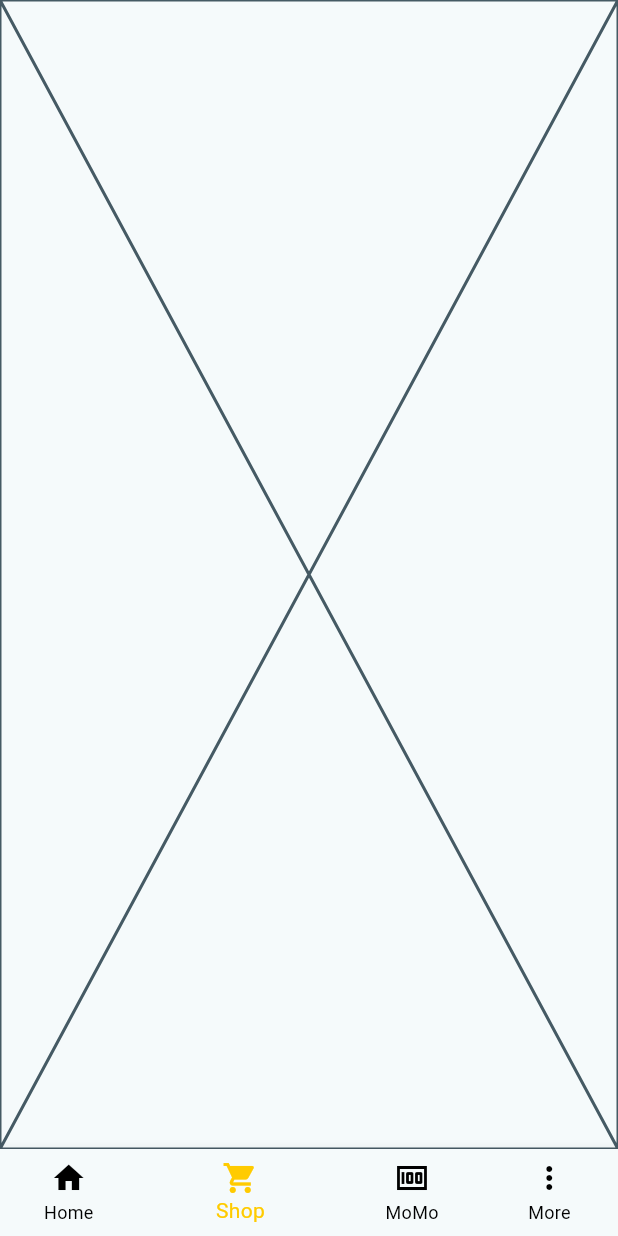
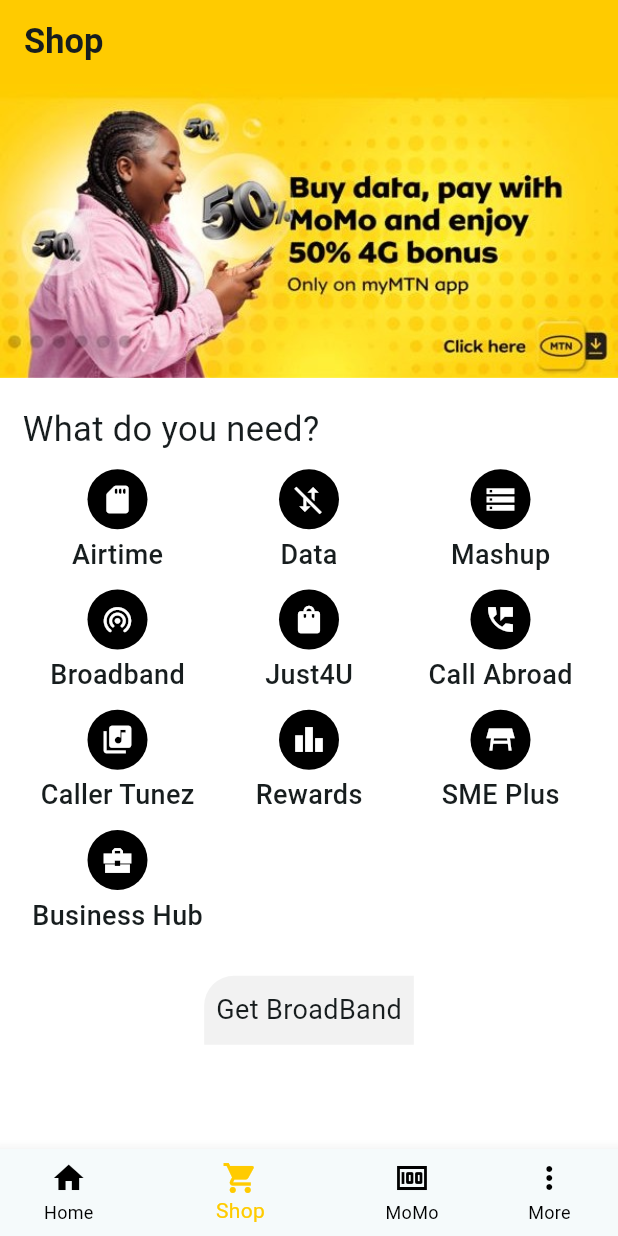
Before and after one commit to abdulwahabfuseini/flutter_app_demo, a Flutter app: the screen it shows after launch, item 2 of the bottom bar chosen, on a phone screen of 412 x 824 dp. Run offline on Flutter 3.47's test engine with Material 3 defaults, Android fonts, the phone set to English and light mode, and no system bars.

Commit message:
Add Shop Content

```diff
--- a/lib/view/screens/shop/shop_screen.dart
+++ b/lib/view/screens/shop/shop_screen.dart
@@ -1,10 +1,82 @@
 import 'package:flutter/material.dart';
+import 'package:flutter_app_demo/view/screens/shop/shop_widget.dart';
+import '../../../utils/constants.dart';
 
 class ShopScreen extends StatelessWidget {
   const ShopScreen({super.key});
 
   @override
   Widget build(BuildContext context) {
-    return const Placeholder();
+    return Scaffold(
+      appBar: AppBar(
+        backgroundColor: kMtnYellow,
+        title: Text("Shop", style: TextStyle(fontSize: 23, fontWeight: FontWeight.bold),),
+      ),
+      body: LayoutBuilder(builder: (context, constraints) {
+        return SingleChildScrollView(
+          child: ConstrainedBox(
+            constraints: BoxConstraints(maxHeight: constraints.maxHeight),
+            child: Container(
+              decoration: BoxDecoration(
+                color: Colors.white,
+              ),
+              child: Column(
+                children: [
+                  Image.asset("assets/images/mtnBanner.jpg"),
+                  Container(
+                    padding: EdgeInsets.symmetric(vertical: 18, horizontal: 15),
+                    decoration: BoxDecoration(
+                      color: Colors.white
+                    ),
+                    child: Column(
+                      crossAxisAlignment: CrossAxisAlignment.start,
+                      spacing: 10,
+                      children: [
+                        Text("What do you need?", style: TextStyle(fontSize: 23),),
+                        GridView.count(crossAxisCount: 3,
+                          mainAxisSpacing: 1,
+                          crossAxisSpacing: 1,
+                          childAspectRatio: 1.6,
+                          shrinkWrap: true,
+                          physics: const NeverScrollableScrollPhysics(),
+                          children: [
+                            shopNeedContent(Icons.sd_storage_rounded, "Airtime"),
+                            shopNeedContent(Icons.mobiledata_off, "Data"),
+                            shopNeedContent(Icons.storage, "Mashup"),
+                            shopNeedContent(Icons.wifi_tethering_rounded, "Broadband"),
+                            shopNeedContent(Icons.shopping_bag, "Just4U"),
+                            shopNeedContent(Icons.perm_phone_msg_sharp, "Call Abroad"),
+                            shopNeedContent(Icons.my_library_music, "Caller Tunez"),
+                            shopNeedContent(Icons.leaderboard, "Rewards"),
+                            shopNeedContent(Icons.table_restaurant_sharp, "SME Plus"),
+                            shopNeedContent(Icons.business_center_sharp, "Business Hub"),
+                          ],
+                        ),
+                      ],
+                    )
+                  ),
+                  Container(
+                    padding: EdgeInsets.symmetric(vertical: 10, horizontal: 8),
+                    decoration: BoxDecoration(
+                      borderRadius: BorderRadius.only(topLeft: Radius.circular(20)),
+                      color: kLightGrey,
+                    ),
+                    child: Column(
+                      crossAxisAlignment: CrossAxisAlignment.start,
+                      spacing: 20,
+                      children: [
+                        Text("Get BroadBand", style: TextStyle(fontSize: 18),),
+
+                      ],
+                    ),
+                  )
+                ],
+              ),
+            ),
+          ),
+
+        );
+      },),
+    );
   }
 }
--- a/lib/view/screens/shop/shop_widget.dart
+++ b/lib/view/screens/shop/shop_widget.dart
@@ -0,0 +1,15 @@
+
+import 'package:flutter/material.dart';
+
+Widget shopNeedContent(IconData icon, String value){
+  return Column(
+    spacing: 4,
+    children: [
+      CircleAvatar(
+        backgroundColor: Colors.black,
+        child: Icon(icon, size: 22, color: Colors.white,),
+      ),
+      Text(value, style: TextStyle(fontSize: 18, fontWeight: FontWeight.w500),)
+    ],
+  );
+}
```
Also changed, not shown: lib/view/screens/home/home_screen.dart (+40 -3 lines), lib/view/screens/home/home_widgets.dart (+30 -6 lines), assets/images/mtnBanner.jpg (added).
